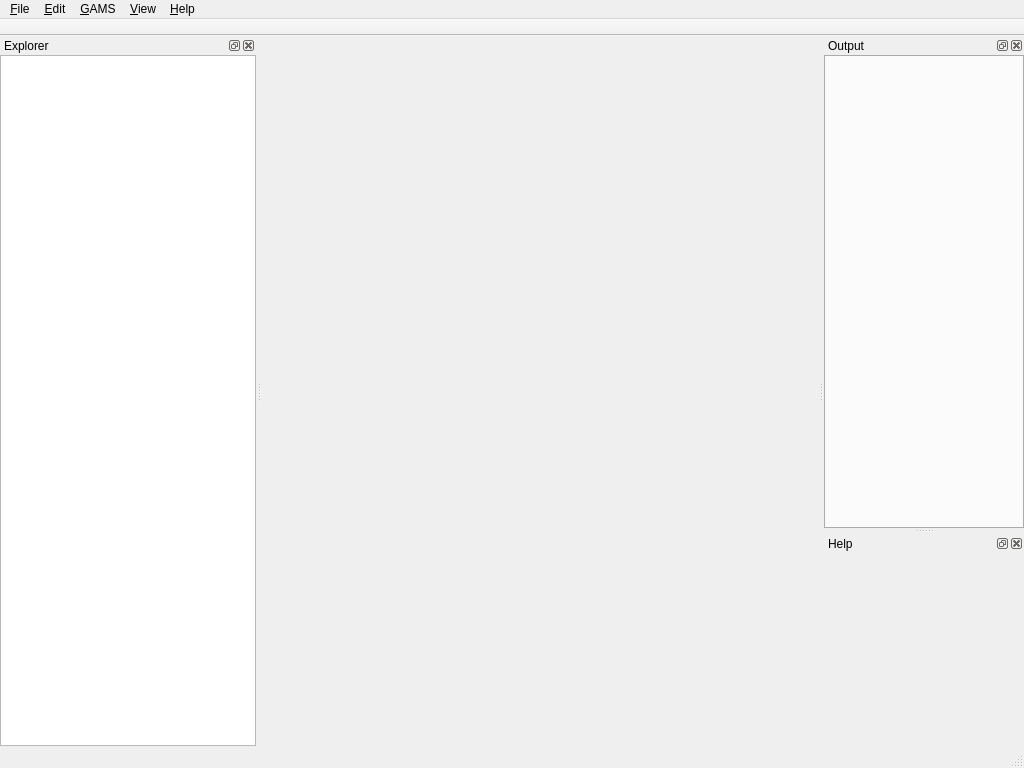
Qt form src/mainwindow.ui (GAMS-dev/studio) before a commit.
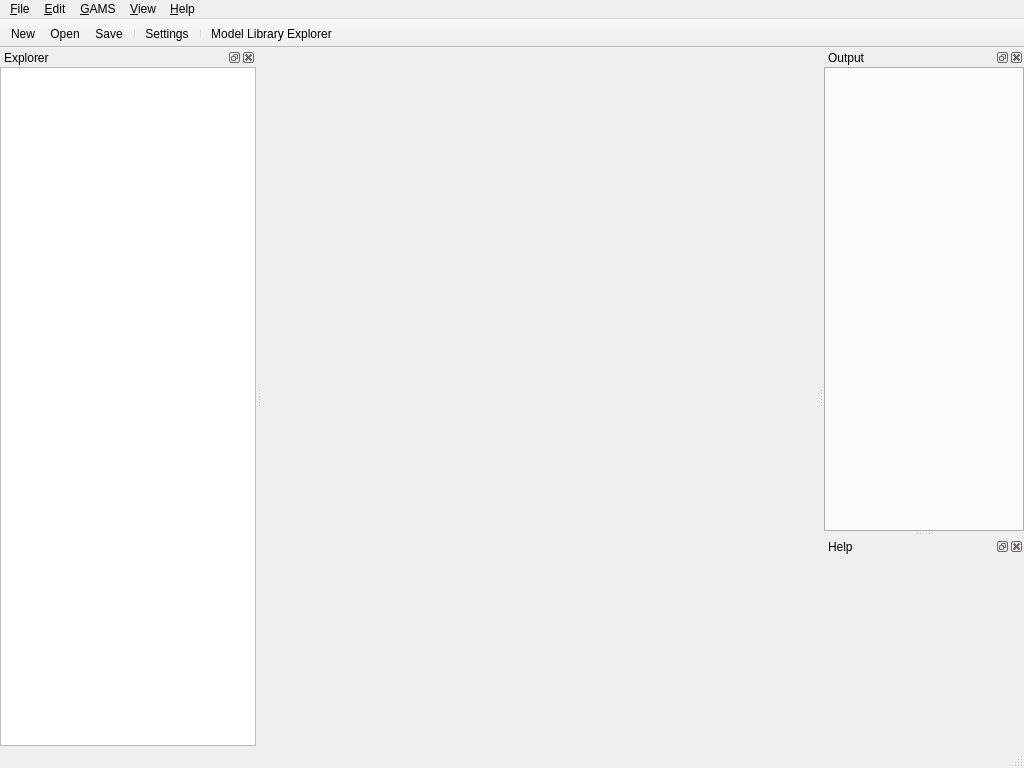
The same form after that commit. Icons and pictures are not drawn. Custom widgets are drawn as their Qt base class.

Diff of the .ui file:
```diff
--- a/src/mainwindow.ui
+++ b/src/mainwindow.ui
@@ -419,6 +419,13 @@
    <attribute name="toolBarBreak">
     <bool>false</bool>
    </attribute>
+   <addaction name="actionNew"/>
+   <addaction name="actionOpen"/>
+   <addaction name="actionSave"/>
+   <addaction name="separator"/>
+   <addaction name="actionSettings"/>
+   <addaction name="separator"/>
+   <addaction name="actionGAMS_Library"/>
   </widget>
   <action name="actionFile">
    <property name="text">
```
Left out of the diff: 2 changed lines with no effect on the pictures.
